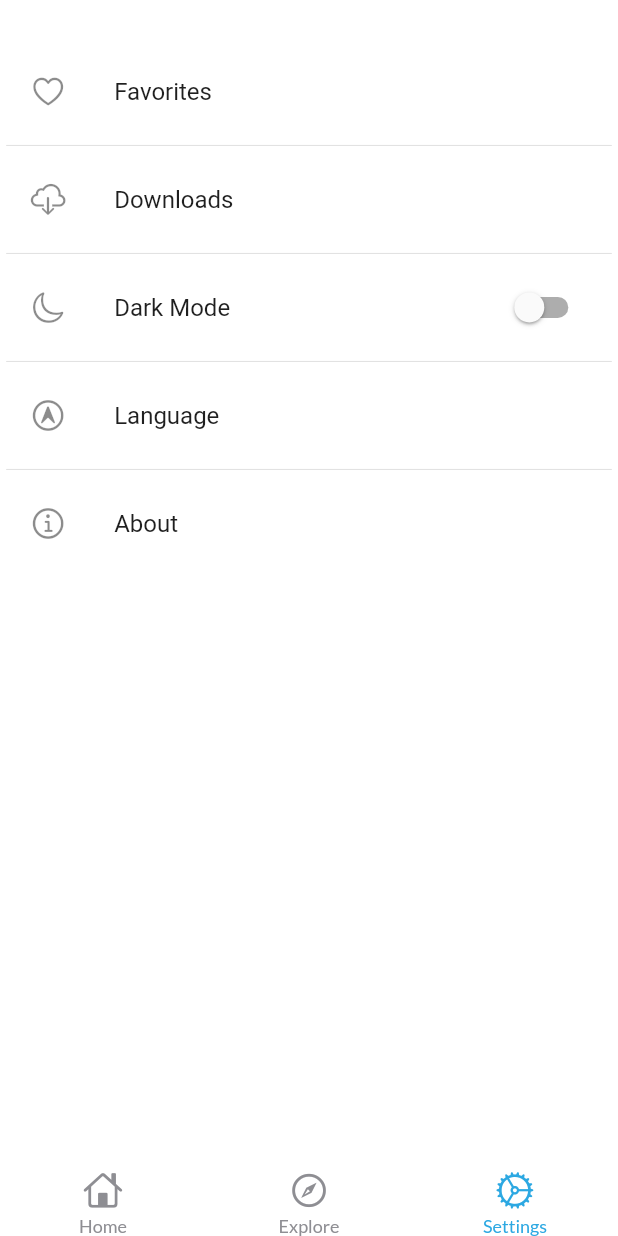
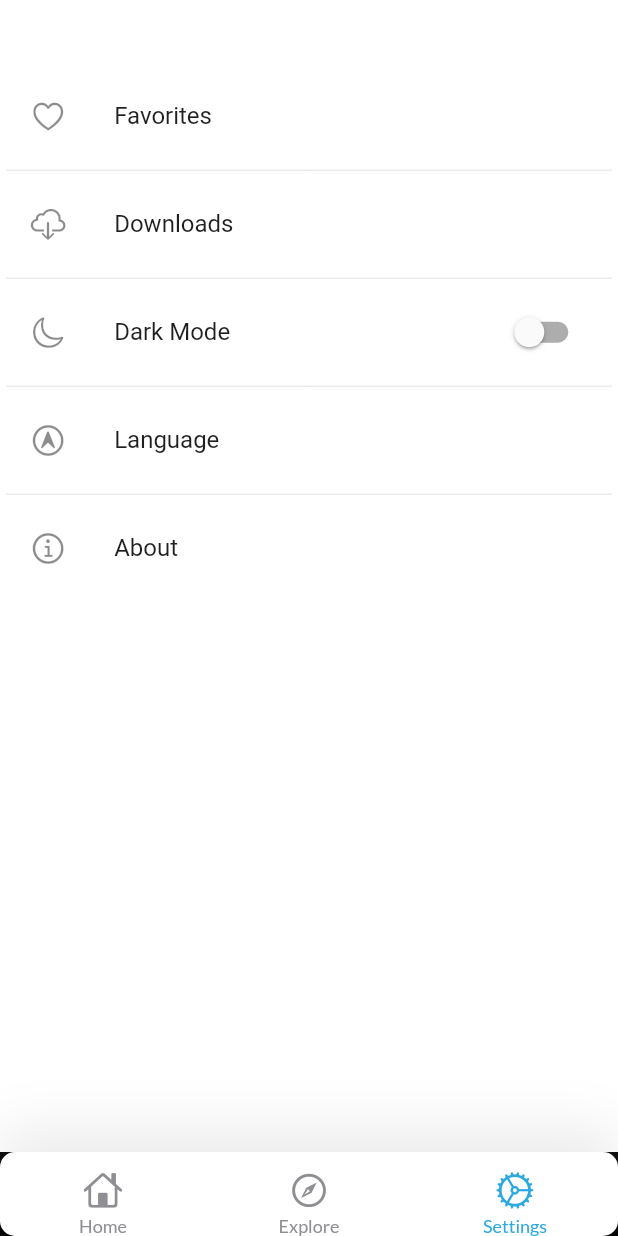
Before and after one commit to aliayn/FlutterEbook, a Flutter app: the screen it shows after launch, item 3 of the bottom bar chosen, on a phone screen of 412 x 824 dp. Run offline on Flutter 3.47's test engine with Material 2 defaults, Android fonts, the phone set to English and light mode, and no system bars; drawn by our look-alikes of persistent_bottom_nav_bar; our stand-ins replace cached_network_image, dio, flutter_spinkit, get, get_storage, google_fonts and 2 more; missing offline and left inert: xml2json; generated files the repository leaves out were written again; Roboto replaces fonts that are missing (Acme).

Commit message:
add canvasColor to theme

```diff
--- a/lib/screens/main/custom_nav_bar_item.dart
+++ b/lib/screens/main/custom_nav_bar_item.dart
@@ -11,8 +11,8 @@ class CustomNavBarWidget extends StatelessWidget {
   // ignore: use_key_in_widget_constructors
   const CustomNavBarWidget(this.selectedIndex, this.items, this.onItemSelected);
 
-  Widget _buildItem(PersistentBottomNavBarItem item, bool isSelected) {
-    return Container(
+  Widget _buildItem(PersistentBottomNavBarItem item, bool isSelected) =>
+      Container(
         alignment: Alignment.center,
         height: 60.0,
         child: Padding(
@@ -27,8 +27,10 @@ class CustomNavBarWidget extends StatelessWidget {
                   data: IconThemeData(
                       size: 26.0,
                       color: isSelected
-                        ? (item.activeColorSecondary ?? item.activeColorPrimary)
-                        : item.inactiveColorPrimary ?? item.activeColorPrimary),
+                          ? (item.activeColorSecondary ??
+                              item.activeColorPrimary)
+                          : item.inactiveColorPrimary ??
+                              item.activeColorPrimary),
                   child: item.icon,
                 ),
               ),
@@ -54,15 +56,22 @@ class CustomNavBarWidget extends StatelessWidget {
           ),
         ),
       );
-  }
 
   @override
-  Widget build(BuildContext context) {
-    return Container(
+  Widget build(BuildContext context) => Container(
+        height: double.infinity,
+        decoration: BoxDecoration(
           color: Theme.of(context).primaryColor,
-      child: SizedBox(
-        width: double.infinity,
-        height: 60.0,
+          borderRadius: BorderRadius.circular(10),
+          boxShadow: [
+            BoxShadow(
+              color: Colors.grey.withOpacity(0.2),
+              spreadRadius: 0.5,
+              blurRadius: 30,
+              offset: const Offset(0.0, -15.0), // changes position of shadow
+            ),
+          ],
+        ),
         child: Row(
           mainAxisAlignment: MainAxisAlignment.spaceAround,
           children: items.map((item) {
@@ -77,7 +86,5 @@ class CustomNavBarWidget extends StatelessWidget {
             );
           }).toList(),
         ),
-      ),
       );
 }
-}
--- a/lib/screens/setting/setting_ui.dart
+++ b/lib/screens/setting/setting_ui.dart
@@ -11,7 +11,7 @@ settingUI() => Scaffold(
     );
 
 _createBody() => ListView.separated(
-    padding: EdgeInsets.symmetric(horizontal: 1.w, vertical: 4.h),
+    padding: EdgeInsets.symmetric(horizontal: 1.w, vertical: 6.h),
     shrinkWrap: true,
     physics: const NeverScrollableScrollPhysics(),
     itemBuilder: ((context, index) => _createItems(index)),
--- a/lib/theme/theme_config.dart
+++ b/lib/theme/theme_config.dart
@@ -10,6 +10,7 @@ const Color _darkBG = Color(0xff121212);
 
 ThemeData lightTheme(context) => ThemeData(
     backgroundColor: _lightBG,
+    canvasColor: Colors.transparent,
     primaryColor: _lightPrimary,
     scaffoldBackgroundColor: _lightBG,
     appBarTheme: const AppBarTheme(
@@ -25,6 +26,7 @@ ThemeData lightTheme(context) => ThemeData(
 ThemeData darkTheme(context) => ThemeData(
     brightness: Brightness.dark,
     backgroundColor: _darkBG,
+    canvasColor: Colors.transparent,
     primaryColor: _darkPrimary,
     scaffoldBackgroundColor: _darkBG,
     appBarTheme: const AppBarTheme(
```
Lines whose indentation alone changed are shown as unchanged.
